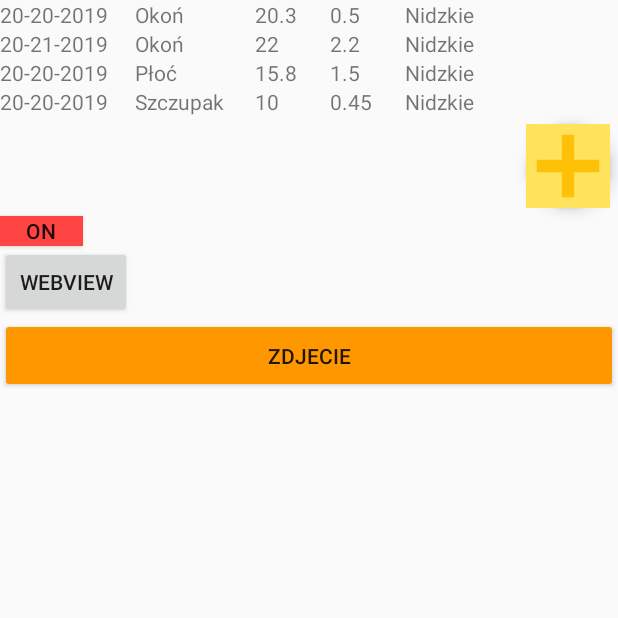
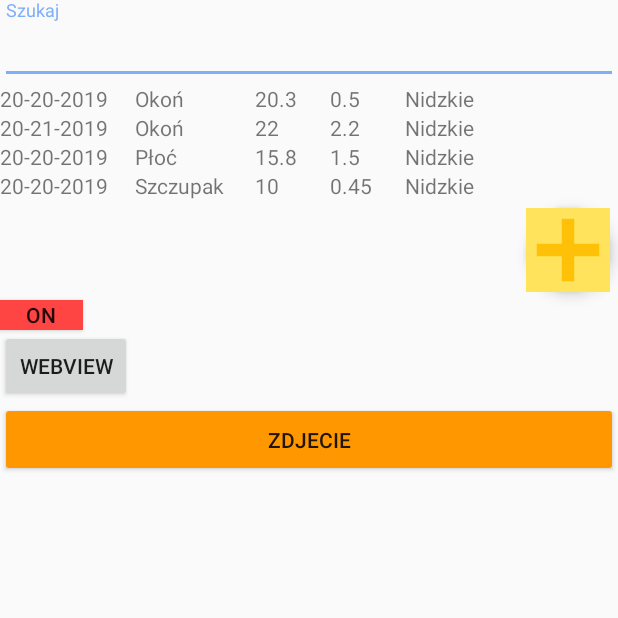
Before and after one commit to joannamaria27/FishermanApp, an Android app: the screen it shows after launch (MainActivity), on a phone screen of 412 x 824 dp, the top half of it. Run offline under Robolectric (Android 15) with nearby library versions, the phone set to English and light mode, and no system bars; our stand-ins replace Room's generated code.

```diff
--- a/app/src/main/java/com/example/fishermanapp/FishDao.java
+++ b/app/src/main/java/com/example/fishermanapp/FishDao.java
@@ -30,4 +30,10 @@ public interface FishDao {
 
     @Query("SELECT * FROM fish WHERE nazwa LIKE :nazwa")
     public List<Fish> findFishWithNazwa(String nazwa);
+
+    @Query("SELECT * FROM fish WHERE data LIKE :s OR nazwa LIKE :s OR jezioro LIKE :s")
+    List<Fish>  findFishes(String s);
+    @Query("SELECT * FROM fish")
+    List<Fish> findFishesAny();
+
 }
--- a/app/src/main/java/com/example/fishermanapp/FishRepository.java
+++ b/app/src/main/java/com/example/fishermanapp/FishRepository.java
@@ -45,6 +45,11 @@ public class FishRepository {
             fishDao.delete(fish);
         });
     }
+
+    List<Fish> findFish(String s){
+        return fishDao.findFishes(s);
+    }
+
     List<Fish> findFishWithNazwa(String nazwa)
     {
         return fishDao.findFishWithNazwa(nazwa);
--- a/app/src/main/java/com/example/fishermanapp/FishViewModel.java
+++ b/app/src/main/java/com/example/fishermanapp/FishViewModel.java
@@ -40,6 +40,9 @@ public class FishViewModel extends AndroidViewModel {
         fishRepository.findFishWithNazwa(title);
     }
 
+    public List<Fish> findFishes(String s){
+        return fishRepository.findFish(s);
+    }
 
 
 }
--- a/app/src/main/res/layout/activity_main.xml
+++ b/app/src/main/res/layout/activity_main.xml
@@ -8,7 +8,18 @@
     android:layout_width="match_parent"
     android:layout_height="match_parent"
     android:orientation="vertical">
+    <com.google.android.material.textfield.TextInputLayout
+        android:id="@+id/productSearchLayout"
+        android:layout_width="match_parent"
+        android:layout_height="wrap_content">
 
+        <com.google.android.material.textfield.TextInputEditText
+            android:id="@+id/productSearch"
+            android:layout_width="match_parent"
+            android:layout_height="wrap_content"
+            android:hint="Szukaj" />
+
+    </com.google.android.material.textfield.TextInputLayout>
     <androidx.recyclerview.widget.RecyclerView
         android:id="@+id/recyclerview"
         android:layout_width="match_parent"
@@ -42,7 +53,7 @@
         android:text="ON" />
 
     <Button
-        android:id="@+id/button"
+        android:id="@+id/button_web"
 
         android:layout_width="wrap_content"
         android:layout_height="wrap_content"
```
Also changed, not shown: app/src/main/java/com/example/fishermanapp/Fish.java (+8 -0 lines), app/src/main/java/com/example/fishermanapp/MainActivity.java (+24 -0 lines).
